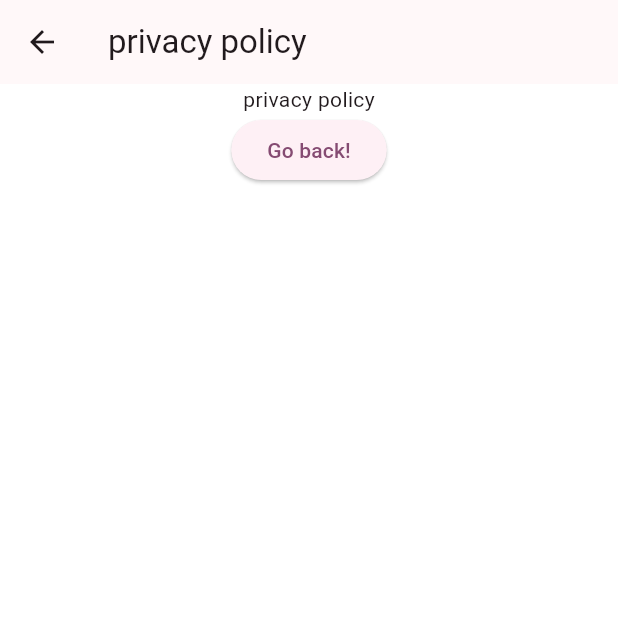
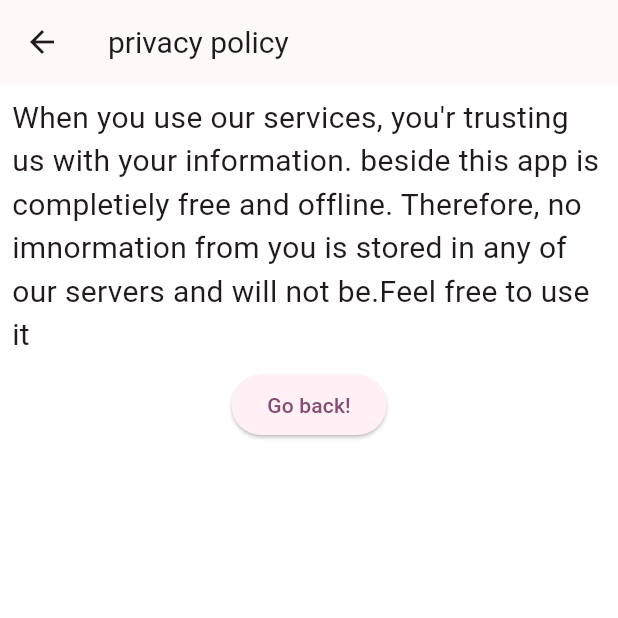
Before and after one commit to rahimifh/Calculator, a Flutter app: the PrivacyPalicy screen opened directly, on a phone screen of 412 x 824 dp, the top half of it. Run offline on Flutter 3.47's test engine with Material 3 defaults, Android fonts, the phone set to English and light mode, and no system bars; our stand-ins replace fluttertoast, hive_flutter, math_expressions; accounts and stored records are empty.

Commit message:
chor(privacy policy) add text to privacy policy page

```diff
--- a/lib/pages/privacy_policy_page.dart
+++ b/lib/pages/privacy_policy_page.dart
@@ -8,12 +8,24 @@ class PrivacyPalicy extends StatelessWidget {
   Widget build(BuildContext context) {
     return Scaffold(
       appBar: AppBar(
-        title: const Text('privacy policy'),
+        title: const Text(
+          'privacy policy',
+          style: TextStyle(fontSize: 20),
+        ),
       ),
       body: Center(
         child: Column(
           children: [
-            const Text("privacy policy"),
+            const Padding(
+              padding: EdgeInsets.all(8),
+              child: Text(
+                "When you use our services, you'r trusting us with your information. beside this app is completiely free and offline. Therefore, no imnormation from you is stored in any of our servers and will not be.Feel free to use it",
+                style: TextStyle(
+                  decorationStyle: TextDecorationStyle.wavy,
+                  fontSize: 20,
+                ),
+              ),
+            ),
             ElevatedButton(
               onPressed: () {
                 Navigator.push(
```
